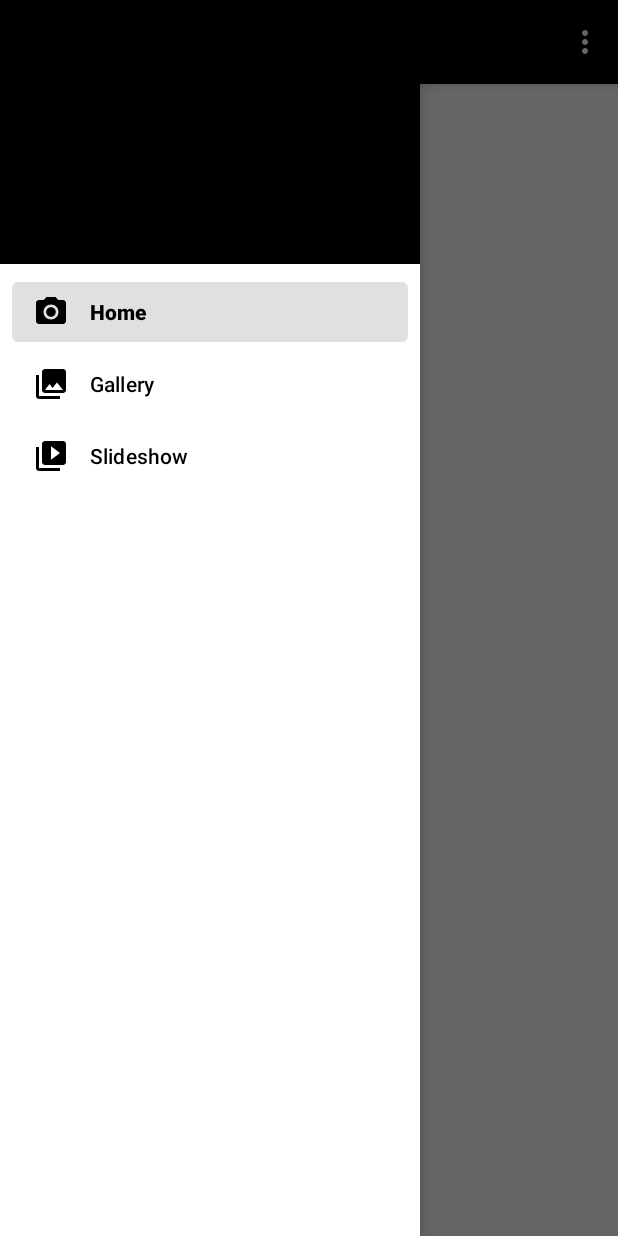
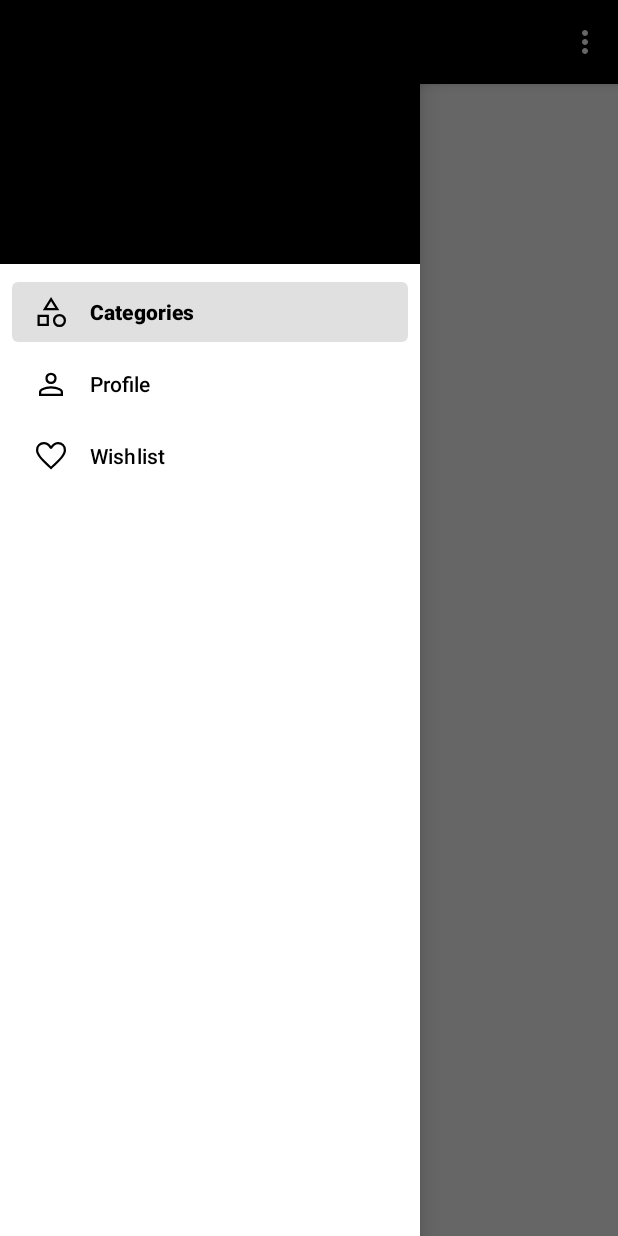
Before and after one commit to botcastore/botca-kotlin, an Android app: the MenuActivity screen opened directly, with no data from a screen before it, with the side drawer open, on a phone screen of 412 x 824 dp. Run offline under Robolectric (Android 15) with nearby library versions, the phone set to English and light mode, and no system bars; our stand-ins replace Firebase (no records; nobody signed in at launch, a user with empty details on screens opened directly), navigation-ui; pictures from the network do not load; 4 statements that could not run were skipped.

Commit message:
Icons added menu

```diff
--- a/app/src/main/res/drawable/ic_menu_camera.xml
+++ /dev/null
@@ -1,12 +0,0 @@
-<vector xmlns:android="http://schemas.android.com/apk/res/android"
-    android:width="24dp"
-    android:height="24dp"
-    android:viewportWidth="24.0"
-    android:viewportHeight="24.0">
-    <path
-        android:fillColor="#FF000000"
-        android:pathData="M12,12m-3.2,0a3.2,3.2 0,1 1,6.4 0a3.2,3.2 0,1 1,-6.4 0" />
-    <path
-        android:fillColor="#FF000000"
-        android:pathData="M9,2L7.17,4H4c-1.1,0 -2,0.9 -2,2v12c0,1.1 0.9,2 2,2h16c1.1,0 2,-0.9 2,-2V6c0,-1.1 -0.9,-2 -2,-2h-3.17L15,2H9zm3,15c-2.76,0 -5,-2.24 -5,-5s2.24,-5 5,-5 5,2.24 5,5 -2.24,5 -5,5z" />
-</vector>
--- /dev/null
+++ b/app/src/main/res/drawable/ic_menu_categories.xml
@@ -0,0 +1,9 @@
+<vector xmlns:android="http://schemas.android.com/apk/res/android"
+    android:width="48dp"
+    android:height="48dp"
+    android:viewportWidth="960"
+    android:viewportHeight="960">
+    <path
+        android:fillColor="@color/blackColor"
+        android:pathData="M261,434L481,80L701,434L261,434ZM706,880Q632,880 582,830Q532,780 532,706Q532,632 582,582Q632,532 706,532Q780,532 830,582Q880,632 880,706Q880,780 830,830Q780,880 706,880ZM120,855L120,551L424,551L424,855L120,855ZM706.09,820Q754,820 787,786.91Q820,753.83 820,705.91Q820,658 786.92,625Q753.83,592 705.91,592Q658,592 625,625.08Q592,658.17 592,706.09Q592,754 625.08,787Q658.17,820 706.09,820ZM180,795L364,795L364,611L180,611L180,795ZM369,374L593,374L481,193L369,374ZM481,374L481,374L481,374L481,374ZM364,611L364,611L364,611L364,611L364,611ZM706,706Q706,706 706,706Q706,706 706,706Q706,706 706,706Q706,706 706,706Q706,706 706,706Q706,706 706,706Q706,706 706,706Q706,706 706,706Z"/>
+</vector>
--- a/app/src/main/res/drawable/ic_menu_gallery.xml
+++ /dev/null
@@ -1,9 +0,0 @@
-<vector xmlns:android="http://schemas.android.com/apk/res/android"
-    android:width="24dp"
-    android:height="24dp"
-    android:viewportWidth="24.0"
-    android:viewportHeight="24.0">
-    <path
-        android:fillColor="#FF000000"
-        android:pathData="M22,16V4c0,-1.1 -0.9,-2 -2,-2H8c-1.1,0 -2,0.9 -2,2v12c0,1.1 0.9,2 2,2h12c1.1,0 2,-0.9 2,-2zm-11,-4l2.03,2.71L16,11l4,5H8l3,-4zM2,6v14c0,1.1 0.9,2 2,2h14v-2H4V6H2z" />
-</vector>
--- /dev/null
+++ b/app/src/main/res/drawable/ic_menu_profile.xml
@@ -0,0 +1,9 @@
+<vector xmlns:android="http://schemas.android.com/apk/res/android"
+    android:width="48dp"
+    android:height="48dp"
+    android:viewportWidth="960"
+    android:viewportHeight="960">
+    <path
+        android:fillColor="@color/blackColor"
+        android:pathData="M480,479Q414,479 372,437Q330,395 330,329Q330,263 372,221Q414,179 480,179Q546,179 588,221Q630,263 630,329Q630,395 588,437Q546,479 480,479ZM160,800L160,706Q160,668 179,641Q198,614 228,600Q295,570 356.5,555Q418,540 480,540Q542,540 603,555.5Q664,571 730.92,600.19Q762.22,614.32 781.11,641.16Q800,668 800,706L800,800L160,800ZM220,740L740,740L740,706Q740,690 730.5,675.5Q721,661 707,654Q643,623 590,611.5Q537,600 480,600Q423,600 369,611.5Q315,623 252,654Q238,661 229,675.5Q220,690 220,706L220,740ZM480,419Q519,419 544.5,393.5Q570,368 570,329Q570,290 544.5,264.5Q519,239 480,239Q441,239 415.5,264.5Q390,290 390,329Q390,368 415.5,393.5Q441,419 480,419ZM480,329Q480,329 480,329Q480,329 480,329Q480,329 480,329Q480,329 480,329Q480,329 480,329Q480,329 480,329Q480,329 480,329Q480,329 480,329ZM480,740L480,740Q480,740 480,740Q480,740 480,740Q480,740 480,740Q480,740 480,740Q480,740 480,740Q480,740 480,740Q480,740 480,740Q480,740 480,740L480,740L480,740Z"/>
+</vector>
--- a/app/src/main/res/drawable/ic_menu_slideshow.xml
+++ /dev/null
@@ -1,9 +0,0 @@
-<vector xmlns:android="http://schemas.android.com/apk/res/android"
-    android:width="24dp"
-    android:height="24dp"
-    android:viewportWidth="24.0"
-    android:viewportHeight="24.0">
-    <path
-        android:fillColor="#FF000000"
-        android:pathData="M4,6H2v14c0,1.1 0.9,2 2,2h14v-2H4V6zm16,-4H8c-1.1,0 -2,0.9 -2,2v12c0,1.1 0.9,2 2,2h12c1.1,0 2,-0.9 2,-2V4c0,-1.1 -0.9,-2 -2,-2zm-8,12.5v-9l6,4.5 -6,4.5z" />
-</vector>
--- /dev/null
+++ b/app/src/main/res/drawable/ic_menu_wishlist.xml
@@ -0,0 +1,9 @@
+<vector xmlns:android="http://schemas.android.com/apk/res/android"
+    android:width="48dp"
+    android:height="48dp"
+    android:viewportWidth="960"
+    android:viewportHeight="960">
+    <path
+        android:fillColor="@color/blackColor"
+        android:pathData="M480,839L439,802Q333.23,704.88 264.12,634.44Q195,564 154,508.5Q113,453 96.5,408Q80,363 80,317Q80,226.84 140.5,166.42Q201,106 290,106Q347,106 395.5,133Q444,160 480,211Q522,157 569,131.5Q616,106 670,106Q759,106 819.5,166.42Q880,226.84 880,317Q880,363 863.5,408Q847,453 806,508.5Q765,564 695.88,634.44Q626.77,704.88 521,802L480,839ZM480,760Q581.24,667.01 646.62,600.5Q712,534 750.5,484Q789,434 804.5,394.86Q820,355.73 820,317.15Q820,251 778,208.5Q736,166 670.22,166Q618.7,166 574.85,197.5Q531,229 504,286L504,286L455,286L455,286Q429,230 385.15,198Q341.3,166 289.77,166Q224,166 182,208.5Q140,251 140,317.32Q140,356 155.5,395.5Q171,435 209.5,485.5Q248,536 314,602Q380,668 480,760ZM480,463Q480,463 480,463Q480,463 480,463Q480,463 480,463Q480,463 480,463Q480,463 480,463Q480,463 480,463Q480,463 480,463Q480,463 480,463L480,463L480,463L480,463Q480,463 480,463Q480,463 480,463Q480,463 480,463Q480,463 480,463Q480,463 480,463Q480,463 480,463Q480,463 480,463Q480,463 480,463Z"/>
+</vector>
--- a/app/src/main/res/menu/activity_main_drawer.xml
+++ b/app/src/main/res/menu/activity_main_drawer.xml
@@ -6,15 +6,15 @@
     <group android:checkableBehavior="single">
         <item
             android:id="@+id/nav_home"
-            android:icon="@drawable/ic_menu_camera"
-            android:title="@string/menu_home" />
+            android:icon="@drawable/ic_menu_categories"
+            android:title="@string/menu_categories" />
         <item
             android:id="@+id/nav_gallery"
-            android:icon="@drawable/ic_menu_gallery"
-            android:title="@string/menu_gallery" />
+            android:icon="@drawable/ic_menu_profile"
+            android:title="@string/menu_profile" />
         <item
             android:id="@+id/nav_slideshow"
-            android:icon="@drawable/ic_menu_slideshow"
-            android:title="@string/menu_slideshow" />
+            android:icon="@drawable/ic_menu_wishlist"
+            android:title="@string/menu_wishlist" />
     </group>
 </menu>
--- a/app/src/main/res/navigation/mobile_navigation.xml
+++ b/app/src/main/res/navigation/mobile_navigation.xml
@@ -8,18 +8,18 @@
     <fragment
         android:id="@+id/nav_home"
         android:name="com.kevinhomorales.botcakotlin.ui.home.view.HomeFragment"
-        android:label="@string/menu_home"
+        android:label="@string/menu_categories"
         tools:layout="@layout/fragment_home" />
 
     <fragment
         android:id="@+id/nav_gallery"
         android:name="com.kevinhomorales.botcakotlin.ui.gallery.GalleryFragment"
-        android:label="@string/menu_gallery"
+        android:label="@string/menu_profile"
         tools:layout="@layout/fragment_gallery" />
 
     <fragment
         android:id="@+id/nav_slideshow"
         android:name="com.kevinhomorales.botcakotlin.ui.slideshow.SlideshowFragment"
-        android:label="@string/menu_slideshow"
+        android:label="@string/menu_wishlist"
         tools:layout="@layout/fragment_slideshow" />
 </navigation>
--- a/app/src/main/res/values/strings.xml
+++ b/app/src/main/res/values/strings.xml
@@ -8,9 +8,9 @@
     <string name="nav_header_desc">Navigation header</string>
     <string name="action_settings">Settings</string>
 
-    <string name="menu_home">Home</string>
-    <string name="menu_gallery">Gallery</string>
-    <string name="menu_slideshow">Slideshow</string>
+    <string name="menu_categories">Categories</string>
+    <string name="menu_profile">Profile</string>
+    <string name="menu_wishlist">Wishlist</string>
 
     <!--    CONSTANTS-->
     <string name="error_title">¡Error!</string>
```
